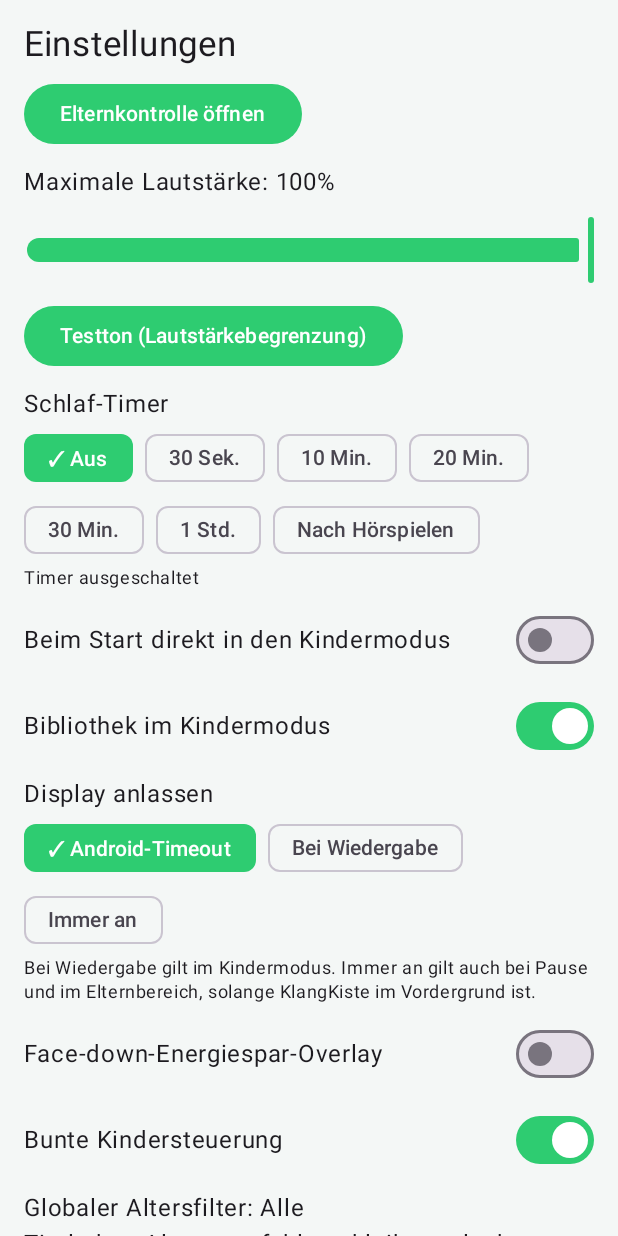
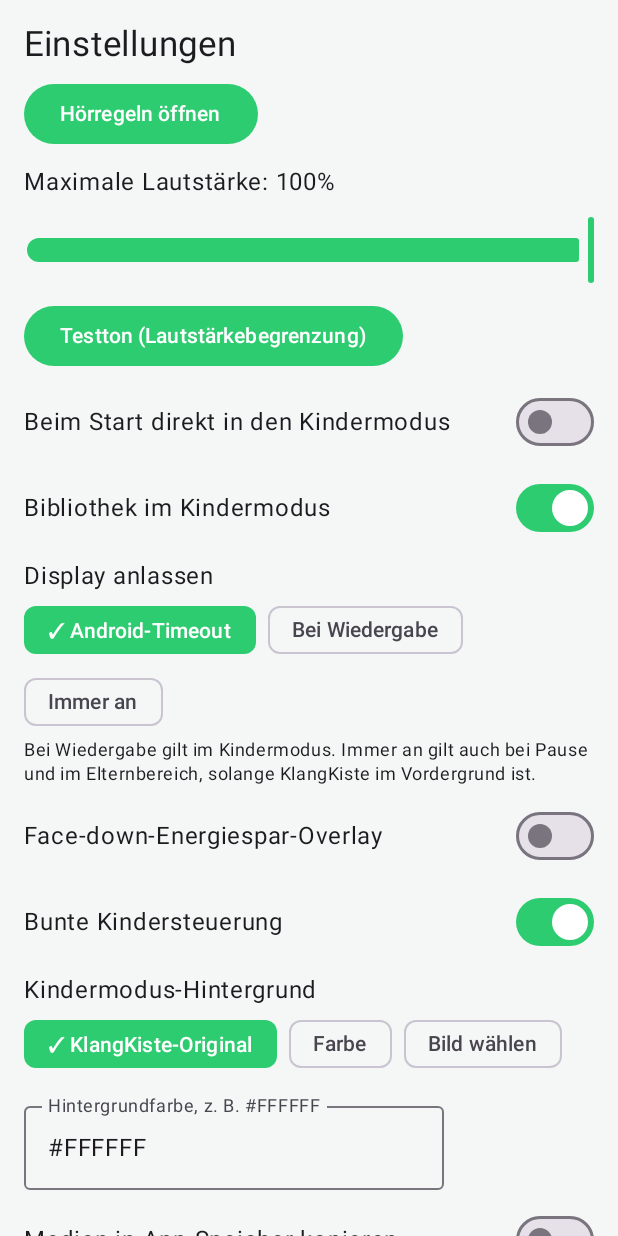
Before and after one commit to basecore/Klangkiste-2.0, an Android app built with Jetpack Compose: the composable SettingsScreen shown on its own in the app's theme, on a phone screen of 412 x 824 dp. Run offline under Robolectric (Android 15) with nearby library versions, the phone set to English and light mode, and no system bars; our stand-ins replace Room's generated code; 4 statements that could not run were skipped.

Commit message:
Hörregeln: Schlaf-Timer und Altersfilter zusammenführen

```diff
--- a/app/src/main/java/de/basecore/klangkiste2/ui/ListeningRules.kt
+++ b/app/src/main/java/de/basecore/klangkiste2/ui/ListeningRules.kt
@@ -28,7 +28,7 @@ internal fun ListeningRules() {
     val limit = remember(now.dayOfWeek, revision) { prefs.getInt("limit_${now.dayOfWeek.value}", 0) }
     fun format(ms: Long) = "%d:%02d".format(ms / 60000, ms / 1000 % 60)
     Column(verticalArrangement = Arrangement.spacedBy(8.dp)) {
-        Text("Elternkontrolle", style = MaterialTheme.typography.titleLarge)
+        Text("Hörregeln", style = MaterialTheme.typography.titleLarge)
         Text("Heute gehört: ${format(used)}")
         Text(if (limit == 0) "Verbleibend: unbegrenzt" else "Verbleibend: ${format((limit * 60000L - used).coerceAtLeast(0L))}")
         OutlinedTextField(window, { window = it }, label = { Text("Erlaubt: HH:mm-HH:mm") }, singleLine = true)
--- a/app/src/main/java/de/basecore/klangkiste2/ui/SettingsStatsScreens.kt
+++ b/app/src/main/java/de/basecore/klangkiste2/ui/SettingsStatsScreens.kt
@@ -49,12 +49,10 @@ internal fun SettingsScreen(vm:KlangKisteViewModel,settings:AppSettingsEntity,on
  val timers=listOf(0.0 to "Aus",0.5 to "30 Sek.",10.0 to "10 Min.",20.0 to "20 Min.",30.0 to "30 Min.",60.0 to "1 Std.")
  LazyColumn(Modifier.fillMaxSize(),contentPadding=PaddingValues(16.dp),verticalArrangement=Arrangement.spacedBy(9.dp)){
   item{Text("Einstellungen",fontSize=23.sp)}
-  item{Button(onClick={showRules=!showRules}){Text(if(showRules) "Elternkontrolle ausblenden" else "Elternkontrolle öffnen")}}
-  if(showRules) item(key="listening_rules"){ListeningRules()}
-  item{Text("Maximale Lautstärke: ${(settings.maxVolume*100).toInt()}%")}
-  item{Slider(settings.maxVolume,{v->vm.updateSettings{it.copy(maxVolume=v.coerceIn(0f,1f))}})}
-  item{Button(onClick=vm::playTestTone){Text("Testton (Lautstärkebegrenzung)")}}
-  item{
+  item{Button(onClick={showRules=!showRules}){Text(if(showRules) "Hörregeln ausblenden" else "Hörregeln öffnen")}}
+  if(showRules){
+   item(key="listening_rules"){ListeningRules()}
+   item(key="listening_rules_sleep_timer"){
     Text("Schlaf-Timer")
     FlowRow(horizontalArrangement=Arrangement.spacedBy(8.dp)){
      timers.forEach{(minutes,label)->Selection(label,storyLimit==0&&settings.sleepTimerMinutes==minutes){vm.setSleepTimer(minutes)}}
@@ -68,6 +66,20 @@ internal fun SettingsScreen(vm:KlangKisteViewModel,settings:AppSettingsEntity,on
     }
     Text(status,style=MaterialTheme.typography.bodySmall)
    }
+   item(key="listening_rules_age_filter"){
+    Text("Altersfilter: ${if(settings.maxAge>=99)"Alle" else "bis ${settings.maxAge} Jahre"}")
+    Text("Gilt für alle Hörspiele.")
+    Text("Titel ohne Altersempfehlung bleiben erlaubt.")
+    FlowRow(horizontalArrangement=Arrangement.spacedBy(8.dp)){
+     listOf(99 to "Alle",0 to "0 / unbekannt",4 to "Bis 4",12 to "Bis 12").forEach{(age,label)->
+      Selection(label,if(age==99)settings.maxAge>=99 else settings.maxAge==age){vm.updateSettings{it.copy(maxAge=age)}}
+     }
+    }
+   }
+  }
+  item{Text("Maximale Lautstärke: ${(settings.maxVolume*100).toInt()}%")}
+  item{Slider(settings.maxVolume,{v->vm.updateSettings{it.copy(maxVolume=v.coerceIn(0f,1f))}})}
+  item{Button(onClick=vm::playTestTone){Text("Testton (Lautstärkebegrenzung)")}}
   item{SettingSwitch("Beim Start direkt in den Kindermodus",settings.startMode=="kids",vm::setStartInKids)}
   item{SettingSwitch("Bibliothek im Kindermodus",settings.libraryEnabled){v->vm.updateSettings{it.copy(libraryEnabled=v)}}}
   item{
@@ -79,15 +91,6 @@ internal fun SettingsScreen(vm:KlangKisteViewModel,settings:AppSettingsEntity,on
   }
   item{SettingSwitch("Face-down-Energiespar-Overlay",settings.ecoMode){v->vm.updateSettings{it.copy(ecoMode=v)}}}
   item{SettingSwitch("Bunte Kindersteuerung",settings.colorfulControls){v->vm.updateSettings{it.copy(colorfulControls=v)}}}
-  item{
-   Text("Globaler Altersfilter: ${if(settings.maxAge>=99)"Alle" else "bis ${settings.maxAge} Jahre"}")
-   Text("Titel ohne Altersempfehlung bleiben erlaubt.")
-   FlowRow(horizontalArrangement=Arrangement.spacedBy(8.dp)){
-    listOf(99 to "Alle",0 to "0 / unbekannt",4 to "Bis 4",12 to "Bis 12").forEach{(age,label)->
-     Selection(label,if(age==99)settings.maxAge>=99 else settings.maxAge==age){vm.updateSettings{it.copy(maxAge=age)}}
-    }
-   }
-  }
   item{
    Text("Kindermodus-Hintergrund")
    FlowRow(horizontalArrangement=Arrangement.spacedBy(8.dp)){
```
Lines whose indentation alone changed are shown as unchanged.
